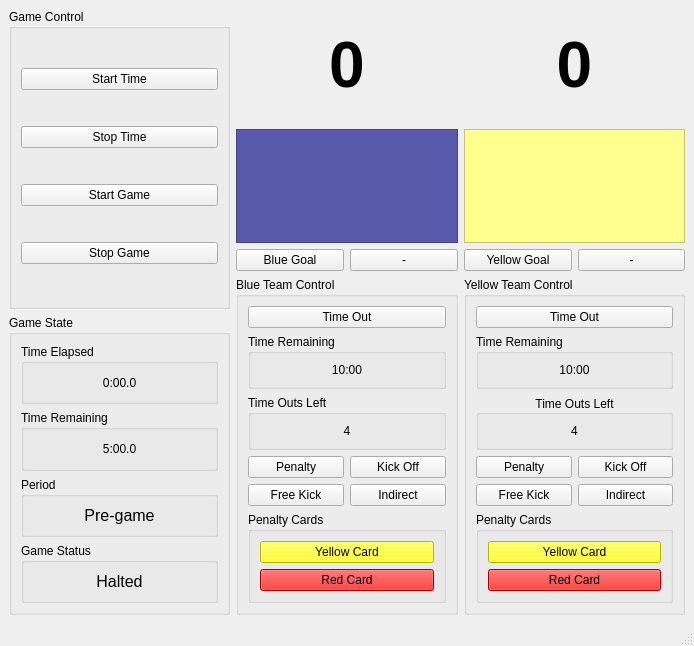
First picture: the form in Referee/ui/MainRef.ui, repository RoboJackets/robocup-software, before the edit.
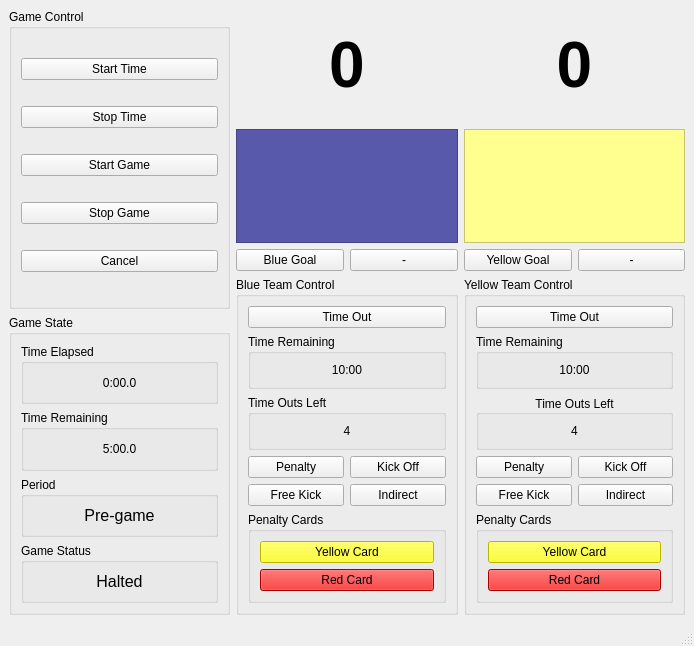
Second picture: the form after the edit.

Commit message: re-instated the cancel button

The edit to the form file:
```diff
--- a/Referee/ui/MainRef.ui
+++ b/Referee/ui/MainRef.ui
@@ -50,6 +50,13 @@
            </property>
           </widget>
          </item>
+         <item>
+          <widget class="QPushButton" name="CancelButton" >
+           <property name="text" >
+            <string>Cancel</string>
+           </property>
+          </widget>
+         </item>
         </layout>
        </widget>
       </item>
```
The commit also changes 2 other files.
